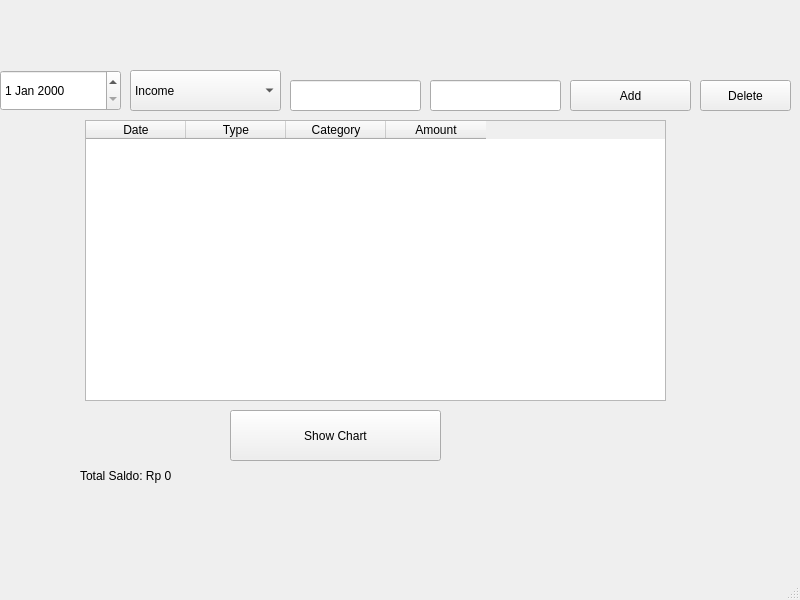
First picture: the form in mainwindow.ui, repository raduolatch/qt-finance-app, before the edit.
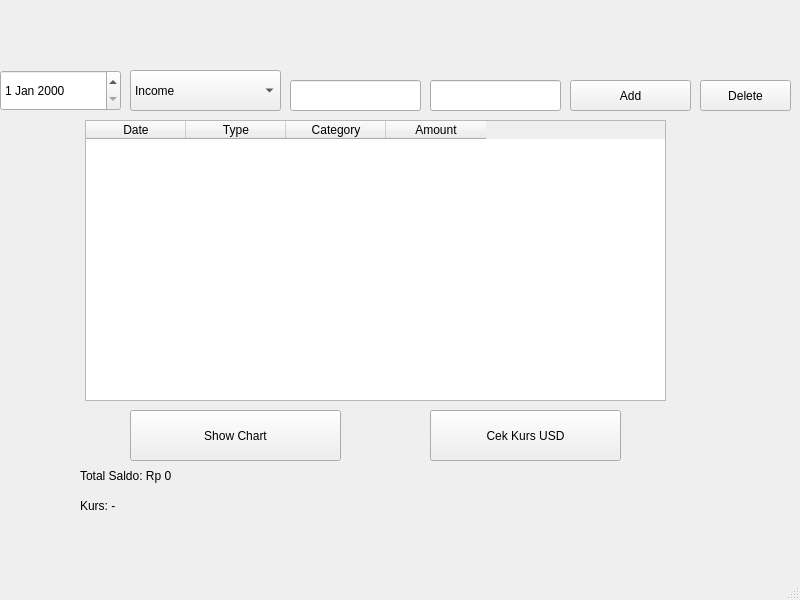
Second picture: the form after the edit.

Diff of the .ui file:
```diff
--- a/mainwindow.ui
+++ b/mainwindow.ui
@@ -135,7 +135,7 @@
    <widget class="QPushButton" name="btnChart">
     <property name="geometry">
      <rect>
-      <x>230</x>
+      <x>130</x>
       <y>410</y>
       <width>211</width>
       <height>51</height>
@@ -155,6 +155,32 @@
      </rect>
     </property>
    </widget>
+   <widget class="QPushButton" name="btnAPI">
+    <property name="geometry">
+     <rect>
+      <x>430</x>
+      <y>410</y>
+      <width>191</width>
+      <height>51</height>
+     </rect>
+    </property>
+    <property name="text">
+     <string>Cek Kurs USD</string>
+    </property>
+   </widget>
+   <widget class="QLabel" name="labelKurs">
+    <property name="geometry">
+     <rect>
+      <x>80</x>
+      <y>490</y>
+      <width>171</width>
+      <height>31</height>
+     </rect>
+    </property>
+    <property name="text">
+     <string>Kurs: -</string>
+    </property>
+   </widget>
   </widget>
   <widget class="QStatusBar" name="statusbar"/>
  </widget>
```
